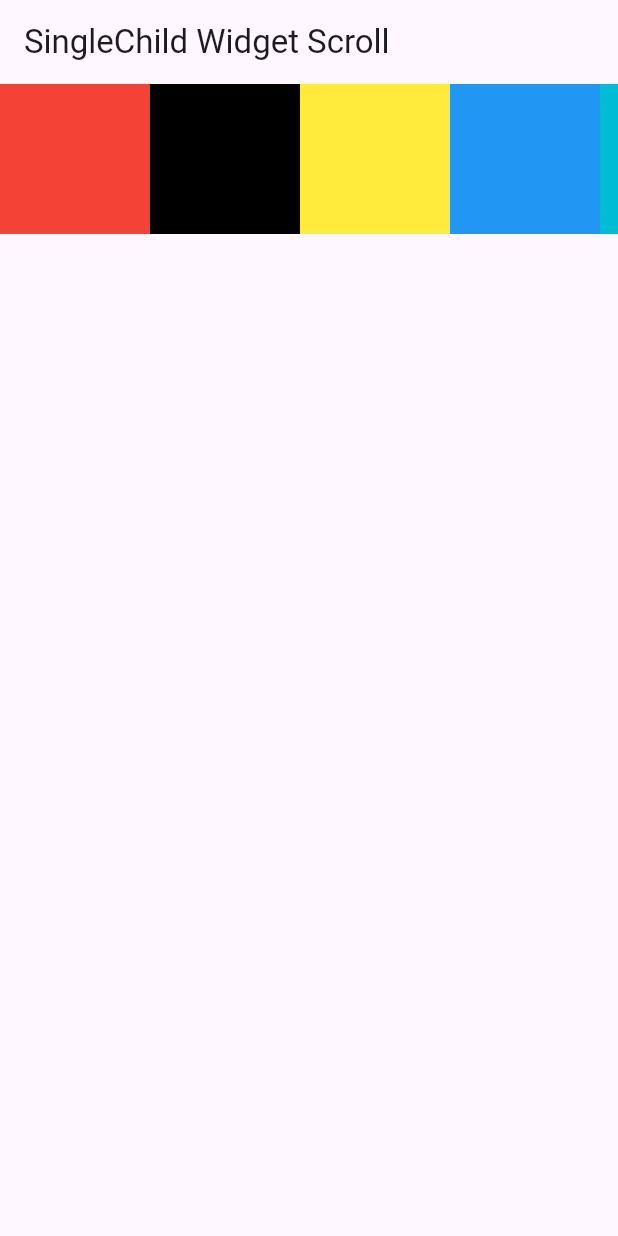
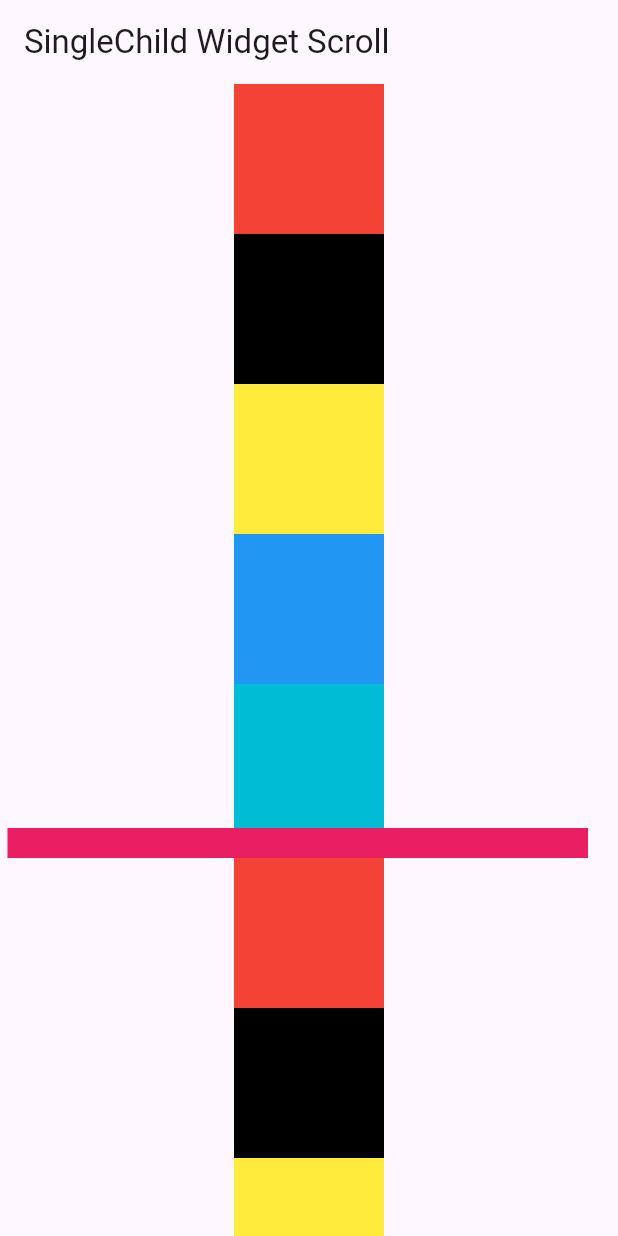
Before and after one commit to ykakkaya/miuulflutter, a Flutter app: the screen it shows after launch, on a phone screen of 412 x 824 dp. Run offline on Flutter 3.47's test engine with Material 3 defaults, Android fonts, the phone set to English and light mode, and no system bars.

Commit message:
refactor: change scroll direction to vertical and add divider in single child screen

```diff
--- a/lib/screens/single_child.dart
+++ b/lib/screens/single_child.dart
@@ -13,14 +13,20 @@ class _SingleChildState extends State<SingleChild> {
     return Scaffold(
       appBar: AppBar(title: Text("SingleChild Widget Scroll")),
       body: SingleChildScrollView(
-        scrollDirection: Axis.horizontal,
-        child: Row(
+        scrollDirection: Axis.vertical,
+        child: Column(
           children: [
             Container(color: Colors.red, width: 100, height: 100),
             Container(color: Colors.black, width: 100, height: 100),
             Container(color: Colors.yellow, width: 100, height: 100),
             Container(color: Colors.blue, width: 100, height: 100),
             Container(color: Colors.cyan, width: 100, height: 100),
+            Divider(
+              color: Colors.pink,
+              thickness: 20,
+              indent: 5,
+              endIndent: 20,
+            ),
             Container(color: Colors.red, width: 100, height: 100),
             Container(color: Colors.black, width: 100, height: 100),
             Container(color: Colors.yellow, width: 100, height: 100),
```
